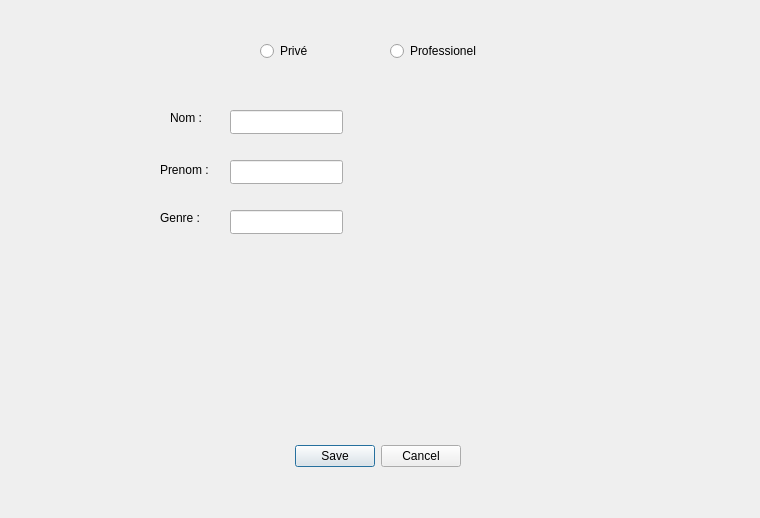
The window that My_annuaire/UI/ajout_contact.ui (Yedd-Yedd/My_annuaire) describes before a commit, drawn with Qt 5.
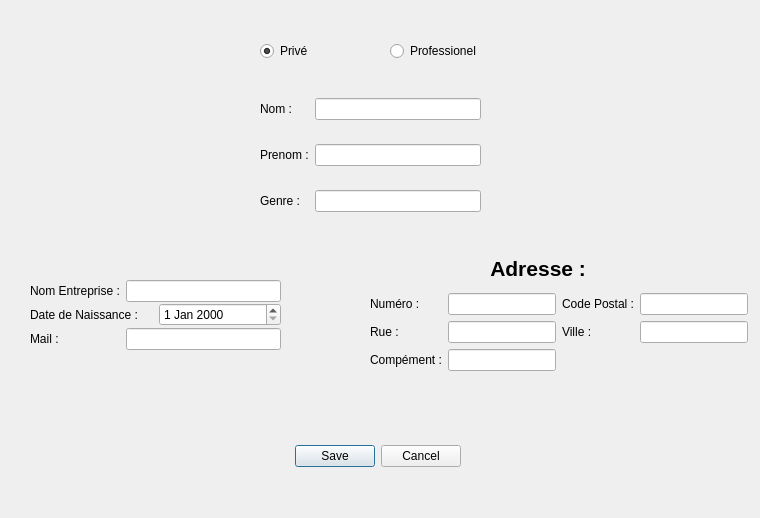
The same window after the commit.

Commit message: ajout fenetre Ajout contact

What changed in the file:
```diff
--- a/My_annuaire/UI/ajout_contact.ui
+++ b/My_annuaire/UI/ajout_contact.ui
@@ -29,50 +29,7 @@
     <set>QDialogButtonBox::Cancel|QDialogButtonBox::Save</set>
    </property>
   </widget>
-  <widget class="QLineEdit" name="lineEdit">
-   <property name="geometry">
-    <rect>
-     <x>230</x>
-     <y>110</y>
-     <width>113</width>
-     <height>24</height>
-    </rect>
-   </property>
-  </widget>
-  <widget class="QLineEdit" name="lineEdit_2">
-   <property name="geometry">
-    <rect>
-     <x>230</x>
-     <y>160</y>
-     <width>113</width>
-     <height>24</height>
-    </rect>
-   </property>
-  </widget>
-  <widget class="QLineEdit" name="lineEdit_3">
-   <property name="geometry">
-    <rect>
-     <x>230</x>
-     <y>210</y>
-     <width>113</width>
-     <height>24</height>
-    </rect>
-   </property>
-  </widget>
-  <widget class="QLabel" name="label">
-   <property name="geometry">
-    <rect>
-     <x>170</x>
-     <y>110</y>
-     <width>49</width>
-     <height>16</height>
-    </rect>
-   </property>
-   <property name="text">
-    <string>Nom :</string>
-   </property>
-  </widget>
-  <widget class="QRadioButton" name="radioButton">
+  <widget class="QRadioButton" name="rbPrive">
    <property name="geometry">
     <rect>
      <x>260</x>
@@ -84,6 +41,9 @@
    <property name="text">
     <string>Privé</string>
    </property>
+   <property name="checked">
+    <bool>true</bool>
+   </property>
   </widget>
   <widget class="QRadioButton" name="radioButton_2">
    <property name="geometry">
@@ -98,31 +58,182 @@
     <string>Professionel</string>
    </property>
   </widget>
-  <widget class="QLabel" name="label_2">
+  <widget class="QWidget" name="layoutWidget">
    <property name="geometry">
     <rect>
-     <x>160</x>
-     <y>160</y>
-     <width>49</width>
-     <height>20</height>
+     <x>260</x>
+     <y>80</y>
+     <width>221</width>
+     <height>151</height>
     </rect>
    </property>
-   <property name="text">
-    <string>Prenom :</string>
+   <layout class="QGridLayout" name="gridLayout">
+    <item row="0" column="0">
+     <widget class="QLabel" name="lblNom">
+      <property name="text">
+       <string>Nom :</string>
+      </property>
+     </widget>
+    </item>
+    <item row="0" column="1">
+     <widget class="QLineEdit" name="lineEdit"/>
+    </item>
+    <item row="1" column="0">
+     <widget class="QLabel" name="lblPrenom">
+      <property name="text">
+       <string>Prenom :</string>
+      </property>
+     </widget>
+    </item>
+    <item row="1" column="1">
+     <widget class="QLineEdit" name="lineEdit_2"/>
+    </item>
+    <item row="2" column="0">
+     <widget class="QLabel" name="lblGenre">
+      <property name="text">
+       <string>Genre :</string>
+      </property>
+     </widget>
+    </item>
+    <item row="2" column="1">
+     <widget class="QLineEdit" name="lineEdit_3"/>
+    </item>
+   </layout>
+  </widget>
+  <widget class="QWidget" name="">
+   <property name="geometry">
+    <rect>
+     <x>30</x>
+     <y>270</y>
+     <width>251</width>
+     <height>89</height>
+    </rect>
    </property>
+   <layout class="QGridLayout" name="gridPrive">
+    <item row="0" column="1">
+     <widget class="QDateEdit" name="dateNaissance"/>
+    </item>
+    <item row="0" column="0">
+     <widget class="QLabel" name="lblDate">
+      <property name="text">
+       <string>Date de Naissance :</string>
+      </property>
+     </widget>
+    </item>
+   </layout>
   </widget>
-  <widget class="QLabel" name="label_3">
+  <widget class="QWidget" name="">
    <property name="geometry">
     <rect>
-     <x>160</x>
-     <y>210</y>
-     <width>49</width>
-     <height>16</height>
+     <x>30</x>
+     <y>260</y>
+     <width>251</width>
+     <height>111</height>
     </rect>
    </property>
-   <property name="text">
-    <string>Genre :</string>
+   <layout class="QGridLayout" name="gridPro">
+    <item row="0" column="0">
+     <widget class="QLabel" name="lblNomE">
+      <property name="text">
+       <string>Nom Entreprise :</string>
+      </property>
+     </widget>
+    </item>
+    <item row="0" column="1">
+     <widget class="QLineEdit" name="leNemE"/>
+    </item>
+    <item row="1" column="0">
+     <widget class="QLabel" name="lblMail">
+      <property name="text">
+       <string>Mail : </string>
+      </property>
+     </widget>
+    </item>
+    <item row="1" column="1">
+     <widget class="QLineEdit" name="leMail"/>
+    </item>
+   </layout>
+  </widget>
+  <widget class="QWidget" name="">
+   <property name="geometry">
+    <rect>
+     <x>370</x>
+     <y>250</y>
+     <width>378</width>
+     <height>121</height>
+    </rect>
    </property>
+   <layout class="QGridLayout" name="gridAdresse">
+    <item row="2" column="0">
+     <widget class="QLabel" name="lblRue">
+      <property name="text">
+       <string>Rue :</string>
+      </property>
+     </widget>
+    </item>
+    <item row="3" column="0" colspan="2">
+     <widget class="QLabel" name="lblComp">
+      <property name="text">
+       <string>Compément :</string>
+      </property>
+     </widget>
+    </item>
+    <item row="3" column="2">
+     <widget class="QLineEdit" name="leCom"/>
+    </item>
+    <item row="1" column="5">
+     <widget class="QLineEdit" name="leCP"/>
+    </item>
+    <item row="0" column="2" colspan="3">
+     <widget class="QLabel" name="lblAdresse">
+      <property name="font">
+       <font>
+        <pointsize>16</pointsize>
+        <bold>true</bold>
+       </font>
+      </property>
+      <property name="styleSheet">
+       <string notr="true">color : black;</string>
+      </property>
+      <property name="text">
+       <string>Adresse : </string>
+      </property>
+      <property name="alignment">
+       <set>Qt::AlignCenter</set>
+      </property>
+     </widget>
+    </item>
+    <item row="1" column="0">
+     <widget class="QLabel" name="lblNum">
+      <property name="text">
+       <string>Numéro :</string>
+      </property>
+     </widget>
+    </item>
+    <item row="1" column="3" colspan="2">
+     <widget class="QLabel" name="lblCp">
+      <property name="text">
+       <string>Code Postal :</string>
+      </property>
+     </widget>
+    </item>
+    <item row="2" column="5">
+     <widget class="QLineEdit" name="leVille"/>
+    </item>
+    <item row="2" column="3" colspan="2">
+     <widget class="QLabel" name="lblVille">
+      <property name="text">
+       <string>Ville :</string>
+      </property>
+     </widget>
+    </item>
+    <item row="2" column="2">
+     <widget class="QLineEdit" name="leRue"/>
+    </item>
+    <item row="1" column="2">
+     <widget class="QLineEdit" name="leNum"/>
+    </item>
+   </layout>
   </widget>
  </widget>
  <resources/>
```
Left out of the diff: 2 changed lines with no effect on the pictures. The commit also changes 2 other files.
